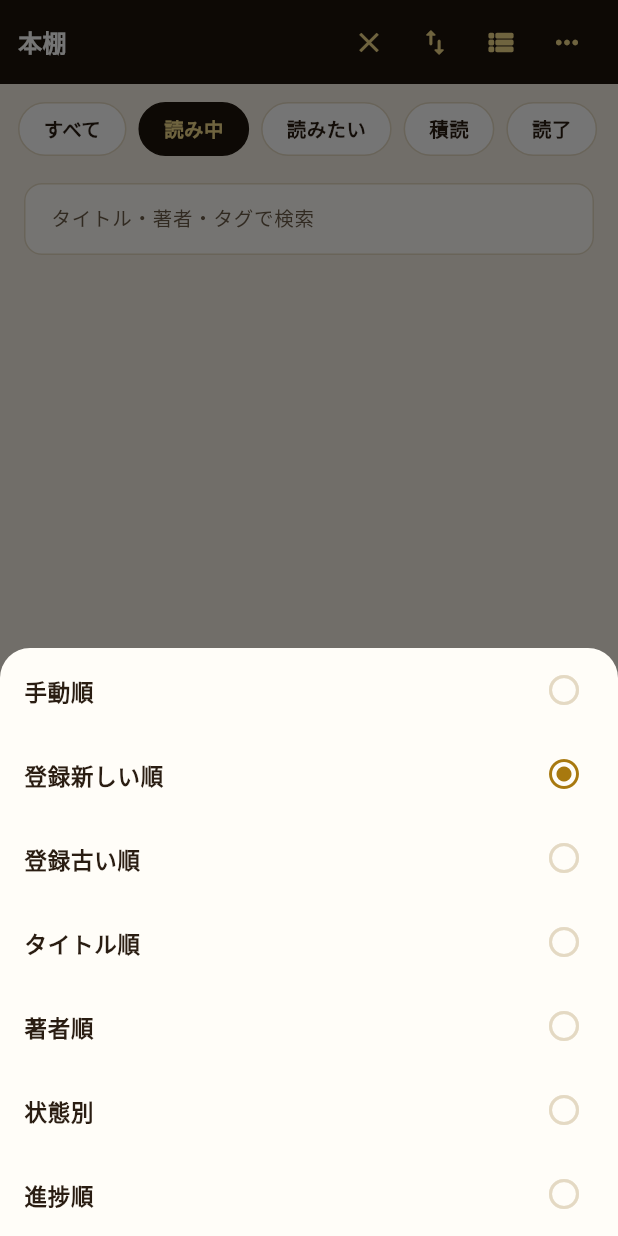
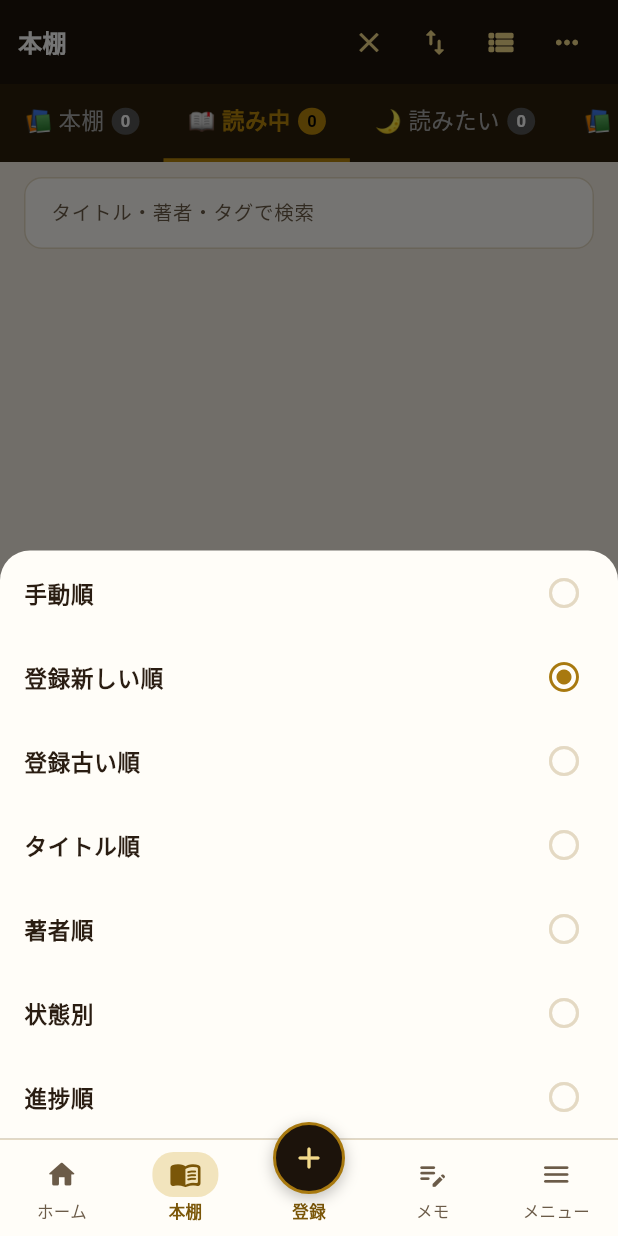
Before and after one commit to dokusho-shiori/dokusho-shiori.github.io, a Flutter app: the screen it shows once a user with an empty profile is signed in, after a tap on "すべて見る", after a tap on the "search" icon, after a tap on the "swap vert" icon, on a phone screen of 412 x 824 dp. Run offline on Flutter 3.47's test engine with Material 3 defaults, Android fonts, the phone set to English and light mode, and no system bars; our stand-ins replace cloud_firestore, firebase_analytics, firebase_auth, firebase_core, google_sign_in, shared_preferences; missing offline and left inert: dart:html, dart:js_util; accounts and stored records are empty; Roboto replaces fonts that are missing (Zen Kaku Gothic New).

Commit message:
ホームの本棚タイルを2x2化、下ナビ常時表示、登録ボタン調整、本棚タブをPC版準拠に
- ホーム「本棚」の冊数タイルを横一列4つから2x2グリッドに変更し、PC版と同じ絵文字アイコンを追加
- MobileShellにタブ内容専用のNavigatorを持たせ、本の詳細・登録・メモ入力などに遷移しても下部ナビが常に表示されるように変更（戻るボタンは各画面のAppBarのまま）
- 下ナビの「登録」丸ボタンの浮き出しを56→48px・top:-22→-12に縮小し、ラベルを他の項目と同じ高さの行に揃えた
- スマホ版本棚の状態切り替えを丸チップからPC版のタブ（本棚/読み中/読みたい/積読/読了＋冊数バッジ、設定タブなし）に置き換え、配色もPC版と同じAppTheme定数を使用

```diff
--- a/lib/screens/mobile/mobile_bookshelf_page.dart
+++ b/lib/screens/mobile/mobile_bookshelf_page.dart
@@ -1,6 +1,7 @@
 import 'package:flutter/material.dart';
 import '../../models/book.dart';
 import '../../services/firestore_service.dart';
+import '../../theme/app_theme.dart';
 import '../../theme/mobile_theme.dart';
 import '../../utils/responsive_nav.dart';
 import '../../utils/cover_image.dart';
@@ -25,13 +26,8 @@ class _MobileBookshelfPageState extends State<MobileBookshelfPage> {
   bool _searchOpen = false;
   String _searchQuery = '';
 
-  static const _statusChips = [
-    {'key': 'all', 'label': 'すべて'},
-    {'key': 'reading', 'label': '読み中'},
-    {'key': 'wish', 'label': '読みたい'},
-    {'key': 'stack', 'label': '積読'},
-    {'key': 'done', 'label': '読了'},
-  ];
+  int _countStatus(List<Book> books, String status) =>
+      books.where((b) => b.status == status).length;
 
   @override
   void dispose() {
@@ -146,20 +142,26 @@ class _MobileBookshelfPageState extends State<MobileBookshelfPage> {
       child: Column(
         children: [
           _buildHeader(),
-          _buildChips(),
-          if (_searchOpen) _buildSearchBar(),
           Expanded(
             child: StreamBuilder<List<Book>>(
               stream: _firestoreService.booksStream(),
               builder: (context, snapshot) {
-                final books = _applyFilterSort(snapshot.data ?? []);
-                if (books.isEmpty) {
-                  return Center(
+                final allBooks = snapshot.data ?? [];
+                final displayed = _applyFilterSort(allBooks);
+                return Column(
+                  children: [
+                    _buildStatusTabs(allBooks),
+                    if (_searchOpen) _buildSearchBar(),
+                    Expanded(
+                      child: displayed.isEmpty
+                          ? Center(
                               child: Text('本がまだありません',
                                 style: MobileTheme.body(fontSize: 13, color: MobileTheme.textSub)),
+                            )
+                          : (_viewMode == 'grid' ? _buildGrid(displayed) : _buildList(displayed)),
+                    ),
+                  ],
                 );
-                }
-                return _viewMode == 'grid' ? _buildGrid(books) : _buildList(books);
               },
             ),
           ),
@@ -227,40 +229,58 @@ class _MobileBookshelfPageState extends State<MobileBookshelfPage> {
     );
   }
 
-  Widget _buildChips() {
+  // PC版の本棚タブ（_buildNavTabs）と同じ項目・順番・配色。設定タブは含めない。
+  Widget _buildStatusTabs(List<Book> allBooks) {
+    final tabs = [
+      {'key': 'all',     'label': '📚 本棚',    'count': '${allBooks.length}'},
+      {'key': 'reading', 'label': '📖 読み中',  'count': '${_countStatus(allBooks, 'reading')}'},
+      {'key': 'wish',    'label': '🌙 読みたい', 'count': '${_countStatus(allBooks, 'wish')}'},
+      {'key': 'stack',   'label': '📚 積読',    'count': '${_countStatus(allBooks, 'stack')}'},
+      {'key': 'done',    'label': '✅ 読了',    'count': '${_countStatus(allBooks, 'done')}'},
+    ];
+
     return Container(
-      color: MobileTheme.bg,
-      padding: const EdgeInsets.fromLTRB(12, 12, 12, 8),
-      child: SizedBox(
-        height: 36,
-        child: ListView.separated(
+      color: AppTheme.tabBg,
+      height: 52,
+      child: ListView.builder(
         scrollDirection: Axis.horizontal,
-          itemCount: _statusChips.length,
-          separatorBuilder: (_, __) => const SizedBox(width: 8),
+        itemCount: tabs.length,
         itemBuilder: (_, i) {
-            final chip = _statusChips[i];
-            final selected = _filter == chip['key'];
+          final tab = tabs[i];
+          final isActive = _filter == tab['key'];
           return GestureDetector(
-              onTap: () => setState(() => _filter = chip['key']!),
+            onTap: () => setState(() => _filter = tab['key']!),
             child: Container(
-                constraints: const BoxConstraints(minHeight: 36),
               padding: const EdgeInsets.symmetric(horizontal: 16),
-                alignment: Alignment.center,
               decoration: BoxDecoration(
-                  color: selected ? MobileTheme.dark : Colors.white,
-                  borderRadius: BorderRadius.circular(18),
-                  border: Border.all(
-                    color: selected ? MobileTheme.dark : MobileTheme.cardBorder),
+                border: Border(
+                  bottom: BorderSide(
+                    color: isActive ? AppTheme.gold : Colors.transparent,
+                    width: 2.5)),
               ),
-                child: Text(chip['label']!, style: MobileTheme.body(
-                  fontSize: 13,
-                  fontWeight: FontWeight.w600,
-                  color: selected ? MobileTheme.goldOnDark : MobileTheme.textBody,
-                )),
+              child: Row(
+                children: [
+                  Text(tab['label']!,
+                    style: TextStyle(
+                      fontSize: 15,
+                      fontWeight: isActive ? FontWeight.w700 : FontWeight.w400,
+                      color: isActive ? AppTheme.gold : const Color(0xFFAAAAAA))),
+                  const SizedBox(width: 5),
+                  Container(
+                    padding: const EdgeInsets.symmetric(horizontal: 6, vertical: 1),
+                    decoration: BoxDecoration(
+                      color: isActive ? AppTheme.gold : const Color(0xFF555555),
+                      borderRadius: BorderRadius.circular(10)),
+                    child: Text(tab['count']!,
+                      style: TextStyle(
+                        fontSize: 11, fontWeight: FontWeight.bold,
+                        color: isActive ? Colors.black : Colors.white)),
+                  ),
+                ],
+              ),
             ),
           );
         },
-        ),
       ),
     );
   }
--- a/lib/screens/mobile/mobile_home_page.dart
+++ b/lib/screens/mobile/mobile_home_page.dart
@@ -236,10 +236,10 @@ class _ShelfCountsSection extends StatelessWidget {
   @override
   Widget build(BuildContext context) {
     const tiles = [
-      {'key': 'reading', 'label': '読み中'},
-      {'key': 'wish', 'label': '読みたい'},
-      {'key': 'stack', 'label': '積読'},
-      {'key': 'done', 'label': '読了'},
+      {'key': 'reading', 'label': '読み中', 'emoji': '📖'},
+      {'key': 'wish', 'label': '読みたい', 'emoji': '🌙'},
+      {'key': 'stack', 'label': '積読', 'emoji': '📚'},
+      {'key': 'done', 'label': '読了', 'emoji': '✅'},
     ];
 
     return Column(
@@ -247,22 +247,31 @@ class _ShelfCountsSection extends StatelessWidget {
       children: [
         const _SectionHeading(title: '本棚'),
         const SizedBox(height: 12),
-        Row(
+        GridView.count(
+          crossAxisCount: 2,
+          shrinkWrap: true,
+          physics: const NeverScrollableScrollPhysics(),
+          mainAxisSpacing: 10,
+          crossAxisSpacing: 10,
+          childAspectRatio: 1.7,
           children: tiles.map((t) {
             final key = t['key']!;
-            return Expanded(
-              child: Padding(
-                padding: EdgeInsets.only(right: key == 'done' ? 0 : 8),
-                child: Material(
+            return Material(
               color: Colors.transparent,
               child: InkWell(
                 onTap: () => onOpenBookshelf(key),
                 borderRadius: BorderRadius.circular(14),
                 child: Container(
                   constraints: const BoxConstraints(minHeight: 44),
-                      padding: const EdgeInsets.symmetric(vertical: 12),
+                  padding: const EdgeInsets.symmetric(vertical: 12, horizontal: 8),
                   decoration: MobileTheme.cardDecoration(radius: 14),
-                      child: Column(
+                  child: Row(
+                    mainAxisAlignment: MainAxisAlignment.center,
+                    children: [
+                      Text(t['emoji']!, style: const TextStyle(fontSize: 20)),
+                      const SizedBox(width: 8),
+                      Column(
+                        mainAxisSize: MainAxisSize.min,
                         children: [
                           Text('${_count(key)}', style: MobileTheme.body(
                             fontSize: 18, fontWeight: FontWeight.w700, color: MobileTheme.textBody)),
@@ -271,7 +280,7 @@ class _ShelfCountsSection extends StatelessWidget {
                             fontSize: 11, color: MobileTheme.textSub)),
                         ],
                       ),
-                    ),
+                    ],
                   ),
                 ),
               ),
--- a/lib/screens/mobile/mobile_shell.dart
+++ b/lib/screens/mobile/mobile_shell.dart
@@ -2,7 +2,6 @@ import 'package:flutter/material.dart';
 import '../../models/book.dart';
 import '../../services/firestore_service.dart';
 import '../../theme/mobile_theme.dart';
-import '../../utils/responsive_nav.dart';
 import '../../widgets/mobile/mobile_bottom_nav.dart';
 import '../../widgets/mobile/register_sheet.dart';
 import '../book_detail_screen.dart';
@@ -15,6 +14,8 @@ import 'mobile_memo_page.dart';
 
 /// 画面幅600px未満のときに表示するスマホ専用シェル。
 /// 下部ナビゲーション＋4つのタブ（ホーム／本棚／メモ／メニュー）＋登録シートを束ねる。
+/// 本の詳細・登録・メモ入力などの画面に移動しても下部ナビが常に表示され続けるよう、
+/// タブの中身用に専用のNavigatorを1つ持たせ、そこにpushする。
 class MobileShell extends StatefulWidget {
   const MobileShell({super.key});
 
@@ -23,24 +24,42 @@ class MobileShell extends StatefulWidget {
 }
 
 class _MobileShellState extends State<MobileShell> {
-  MobileTab _tab = MobileTab.home;
+  final _innerNavigatorKey = GlobalKey<NavigatorState>();
+  final _tabNotifier = ValueNotifier<MobileTab>(MobileTab.home);
   final _firestoreService = FirestoreService();
+
   String _bookshelfFilter = 'all';
   int _bookshelfRequestId = 0;
 
-  void _goTo(MobileTab tab) => setState(() => _tab = tab);
+  @override
+  void dispose() {
+    _tabNotifier.dispose();
+    super.dispose();
+  }
+
+  void _goTo(MobileTab tab) {
+    _innerNavigatorKey.currentState?.popUntil((route) => route.isFirst);
+    _tabNotifier.value = tab;
+  }
 
   void _openBookshelfFiltered(String filter) {
+    _innerNavigatorKey.currentState?.popUntil((route) => route.isFirst);
     setState(() {
       _bookshelfFilter = filter;
       _bookshelfRequestId++;
-      _tab = MobileTab.bookshelf;
     });
+    _tabNotifier.value = MobileTab.bookshelf;
   }
 
-  void _openBookDetail(Book book) => pushResponsive(context, BookDetailScreen(book: book));
+  void _openBookDetail(Book book) {
+    _innerNavigatorKey.currentState?.push(
+      MaterialPageRoute(builder: (_) => BookDetailScreen(book: book)));
+  }
 
-  void _openBookForm() => pushResponsive(context, const BookFormScreen());
+  void _openBookForm() {
+    _innerNavigatorKey.currentState?.push(
+      MaterialPageRoute(builder: (_) => const BookFormScreen()));
+  }
 
   Future<void> _openMemoForm({String? initialBookId}) async {
     final books = await _firestoreService.booksStream().first;
@@ -50,7 +69,8 @@ class _MobileShellState extends State<MobileShell> {
         const SnackBar(content: Text('先に本を登録してください')));
       return;
     }
-    pushResponsive(context, MemoFormScreen(books: books, initialBookId: initialBookId));
+    _innerNavigatorKey.currentState?.push(MaterialPageRoute(
+      builder: (_) => MemoFormScreen(books: books, initialBookId: initialBookId)));
   }
 
   void _onRegisterTap() {
@@ -68,8 +88,13 @@ class _MobileShellState extends State<MobileShell> {
       body: SafeArea(
         top: false,
         bottom: false,
-        child: IndexedStack(
-          index: _tab.index,
+        child: Navigator(
+          key: _innerNavigatorKey,
+          onGenerateRoute: (settings) => MaterialPageRoute(
+            builder: (_) => ValueListenableBuilder<MobileTab>(
+              valueListenable: _tabNotifier,
+              builder: (context, tab, _) => IndexedStack(
+                index: tab.index,
                 children: [
                   MobileHomePage(
                     onOpenBookshelf: _openBookshelfFiltered,
@@ -84,10 +109,16 @@ class _MobileShellState extends State<MobileShell> {
                 ],
               ),
             ),
-      bottomNavigationBar: MobileBottomNav(
-        current: _tab,
+          ),
+        ),
+      ),
+      bottomNavigationBar: ValueListenableBuilder<MobileTab>(
+        valueListenable: _tabNotifier,
+        builder: (context, tab, _) => MobileBottomNav(
+          current: tab,
           onSelect: _goTo,
           onRegister: _onRegisterTap,
+        ),
       ),
     );
   }
--- a/lib/widgets/mobile/mobile_bottom_nav.dart
+++ b/lib/widgets/mobile/mobile_bottom_nav.dart
@@ -44,8 +44,8 @@ class MobileBottomNav extends StatelessWidget {
                   selected: current == MobileTab.bookshelf,
                   onTap: () => onSelect(MobileTab.bookshelf),
                 ),
-                // 中央：登録ボタン用のスペース確保
-                const Expanded(child: SizedBox()),
+                // 中央：登録ボタンのラベル（実体の丸ボタンは上にPositionedで重ねて浮かせる）
+                const Expanded(child: _RegisterLabelSlot()),
                 _NavItem(
                   icon: Icons.edit_note_rounded,
                   label: 'メモ',
@@ -61,7 +61,7 @@ class MobileBottomNav extends StatelessWidget {
               ],
             ),
             Positioned(
-              top: -22,
+              top: -12,
               child: _RegisterButton(onTap: onRegister),
             ),
           ],
@@ -128,6 +128,34 @@ class _NavItem extends StatelessWidget {
   }
 }
 
+class _RegisterLabelSlot extends StatelessWidget {
+  const _RegisterLabelSlot();
+
+  @override
+  Widget build(BuildContext context) {
+    // 上の丸ボタン（Positionedで浮かせている実体）の高さぶんだけ空けて、
+    // ラベルの位置を他の項目と同じ行に揃える。
+    return SizedBox(
+      height: 64,
+      child: Column(
+        mainAxisAlignment: MainAxisAlignment.center,
+        children: [
+          const SizedBox(height: 30),
+          const SizedBox(height: 2),
+          Text(
+            '登録',
+            style: MobileTheme.body(
+              fontSize: 11,
+              color: MobileTheme.navSelectedText,
+              fontWeight: FontWeight.w700,
+            ),
+          ),
+        ],
+      ),
+    );
+  }
+}
+
 class _RegisterButton extends StatelessWidget {
   final VoidCallback onTap;
   const _RegisterButton({required this.onTap});
@@ -140,8 +168,8 @@ class _RegisterButton extends StatelessWidget {
         onTap: onTap,
         customBorder: const CircleBorder(),
         child: Container(
-          width: 56,
-          height: 56,
+          width: 48,
+          height: 48,
           alignment: Alignment.center,
           decoration: BoxDecoration(
             color: MobileTheme.dark,
@@ -155,19 +183,7 @@ class _RegisterButton extends StatelessWidget {
               ),
             ],
           ),
-          child: Column(
-            mainAxisAlignment: MainAxisAlignment.center,
-            mainAxisSize: MainAxisSize.min,
-            children: [
-              const Icon(Icons.add_rounded, color: MobileTheme.goldOnDark, size: 22),
-              Text('登録',
-                style: MobileTheme.body(
-                  fontSize: 9,
-                  color: MobileTheme.goldOnDark,
-                  fontWeight: FontWeight.w700,
-                )),
-            ],
-          ),
+          child: const Icon(Icons.add_rounded, color: MobileTheme.goldOnDark, size: 24),
         ),
       ),
     );
```
Lines whose indentation alone changed are shown as unchanged.
